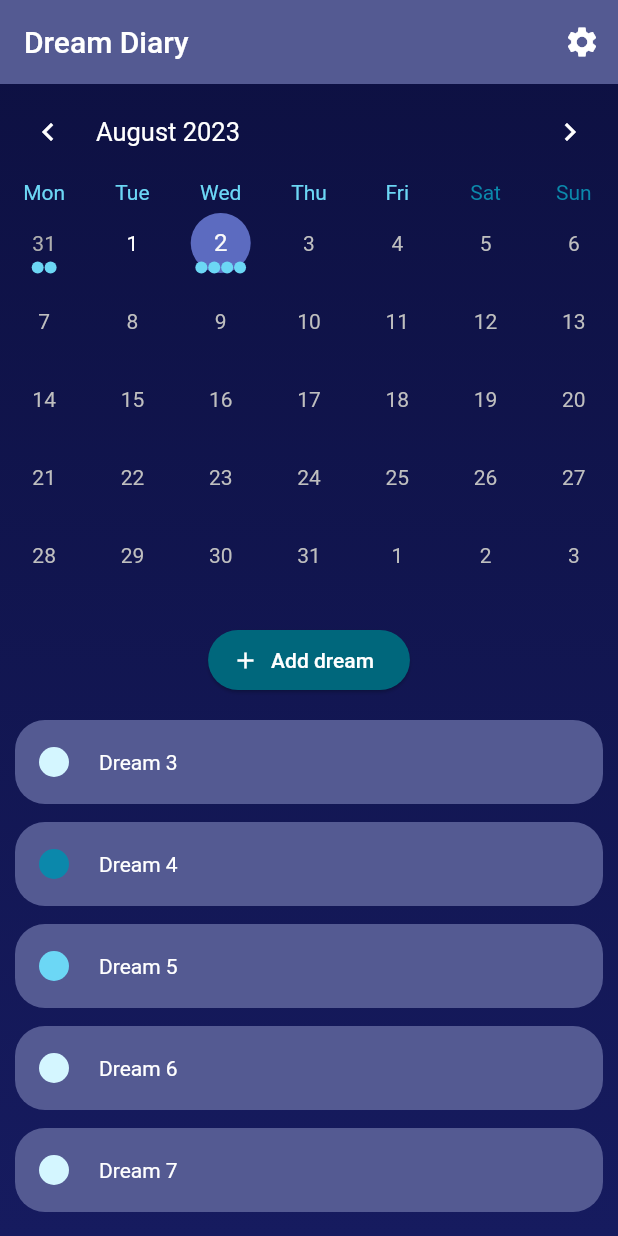
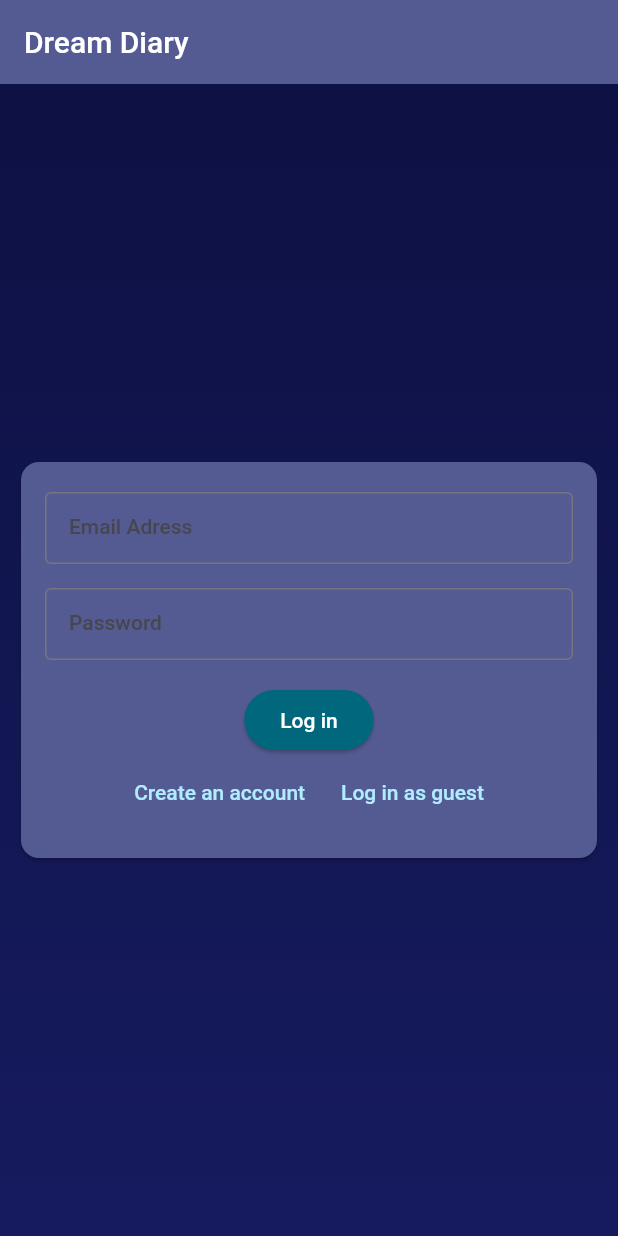
Before and after one commit to alexS317/dream_diary, a Flutter app: the screen it shows after launch, on a phone screen of 412 x 824 dp. Run offline on Flutter 3.47's test engine with Material 2 defaults, Android fonts, the light colour scheme and no system bars; drawn by our look-alikes of table_calendar.

Commit message:
Set up auth screen layout

```diff
--- a/lib/main.dart
+++ b/lib/main.dart
@@ -1,3 +1,4 @@
+import 'package:dream_diary/screens/auth.dart';
 import 'package:dream_diary/screens/calendar.dart';
 import 'package:dream_diary/utils.dart';
 import 'package:flutter/material.dart';
@@ -46,7 +47,7 @@ class MyApp extends StatelessWidget {
           ),
         ),
       ),
-      home: const CalendarScreen(),
+      home: const AuthScreen(),
     );
   }
 }
--- a/lib/screens/add_dream.dart
+++ b/lib/screens/add_dream.dart
@@ -61,7 +61,7 @@ class _AddDreamScreenState extends State<AddDreamScreen> {
       decoration: const BoxDecoration(gradient: kBackgroundGradient),
       child: Scaffold(
         appBar: AppBar(
-          title: hasOldDream ? const Text('Edit Dream') : const Text('New Dream'),
+          title: Text(hasOldDream ? 'Edit Dream' : 'New Dream'),
         ),
         body: SingleChildScrollView(
           child: Padding(
@@ -135,12 +135,10 @@ class _AddDreamScreenState extends State<AddDreamScreen> {
                         children: [
                           Text(
                             'Dream Type:',
-                            style: Theme.of(context)
-                                .textTheme
-                                .bodyLarge!
-                                .copyWith(
-                                  fontWeight: FontWeight.bold,
-                                ),
+                            style:
+                                Theme.of(context).textTheme.bodyLarge!.copyWith(
+                                      fontWeight: FontWeight.bold,
+                                    ),
                           ),
                         ],
                       ),
--- /dev/null
+++ b/lib/screens/auth.dart
@@ -0,0 +1,137 @@
+import 'package:dream_diary/screens/calendar.dart';
+import 'package:dream_diary/utils.dart';
+import 'package:flutter/material.dart';
+
+class AuthScreen extends StatefulWidget {
+  const AuthScreen({super.key});
+
+  @override
+  State<AuthScreen> createState() => _AuthScreenState();
+}
+
+class _AuthScreenState extends State<AuthScreen> {
+  final _formKey = GlobalKey<FormState>();
+
+  var _isLogin = true;
+  var _enteredEmail = '';
+  var _enteredPassword = '';
+
+  void _submit() {
+    if (_formKey.currentState!.validate()) {
+      _formKey.currentState!.save();
+    }
+  }
+
+  @override
+  Widget build(BuildContext context) {
+    return Container(
+      decoration: const BoxDecoration(gradient: kBackgroundGradient),
+      child: Scaffold(
+        appBar: AppBar(
+          title: const Text('Dream Diary'),
+        ),
+        body: Container(
+          margin: const EdgeInsets.symmetric(horizontal: 10),
+          child: Center(
+            child: SingleChildScrollView(
+              child: Card(
+                color: Theme.of(context).colorScheme.primary,
+                child: Padding(
+                  padding:
+                      const EdgeInsets.symmetric(horizontal: 16, vertical: 20),
+                  child: Form(
+                    key: _formKey,
+                    child: Column(
+                      children: [
+                        // Email adress
+                        TextFormField(
+                          decoration:
+                              const InputDecoration(labelText: 'Email Adress'),
+                          keyboardType: TextInputType.emailAddress,
+                          autocorrect: false,
+                          validator: (value) {
+                            if (value == null ||
+                                value.trim().isEmpty ||
+                                !value.contains('@')) {
+                              return 'Please enter a valid email address.';
+                            }
+                            return null;
+                          },
+                          onSaved: (newValue) {
+                            _enteredEmail = newValue!;
+                          },
+                        ),
+                        const SizedBox(height: 16),
+
+                        // Password
+                        TextFormField(
+                          decoration:
+                              const InputDecoration(labelText: 'Password'),
+                          obscureText: true,
+                          validator: (value) {
+                            if (value == null ||
+                                value.trim().isEmpty ||
+                                value.trim().length < 6) {
+                              return 'Password must be at least 6 characters.';
+                            }
+                            return null;
+                          },
+                          onSaved: (newValue) {
+                            _enteredPassword = newValue!;
+                          },
+                        ),
+                        const SizedBox(height: 16),
+
+                        // Sign up
+                        ElevatedButton(
+                          onPressed: _submit,
+                          child: Text(_isLogin ? 'Log in' : 'Sign up'),
+                        ),
+
+                        Row(
+                          mainAxisAlignment: MainAxisAlignment.center,
+                          children: [
+                            // Choose sign up or log in
+                            TextButton(
+                              onPressed: () {
+                                setState(() {
+                                  _isLogin = !_isLogin;
+                                });
+                              },
+                              style: TextButton.styleFrom(
+                                  foregroundColor:
+                                      kSecondaryColorScheme.primaryContainer),
+                              child: Text(_isLogin
+                                  ? 'Create an account'
+                                  : 'I already have an account'),
+                            ),
+
+                            // Guest login
+                            TextButton(
+                              onPressed: () {
+                                Navigator.of(context).pushReplacement(
+                                  MaterialPageRoute(
+                                    builder: (context) =>
+                                        const CalendarScreen(),
+                                  ),
+                                );
+                              },
+                              style: TextButton.styleFrom(
+                                  foregroundColor:
+                                      kSecondaryColorScheme.primaryContainer),
+                              child: const Text('Log in as guest'),
+                            ),
+                          ],
+                        ),
+                      ],
+                    ),
+                  ),
+                ),
+              ),
+            ),
+          ),
+        ),
+      ),
+    );
+  }
+}
--- a/lib/screens/dream_details.dart
+++ b/lib/screens/dream_details.dart
@@ -34,6 +34,7 @@ class DreamDetailsScreen extends StatelessWidget {
         ),
         body: Padding(
           padding: const EdgeInsets.symmetric(horizontal: 12, vertical: 16),
+          child: SingleChildScrollView(
             child: Column(
               crossAxisAlignment: CrossAxisAlignment.start,
               children: [
@@ -76,6 +77,7 @@ class DreamDetailsScreen extends StatelessWidget {
             ),
           ),
         ),
+      ),
     );
   }
 }
```
Lines whose indentation alone changed are shown as unchanged.
